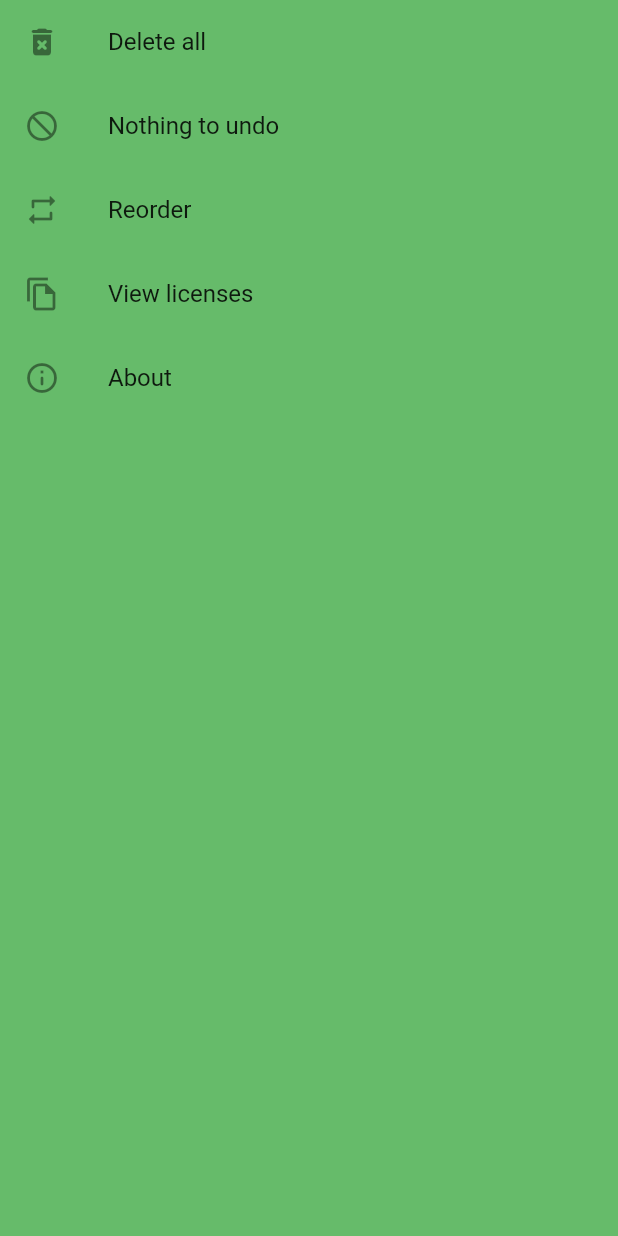
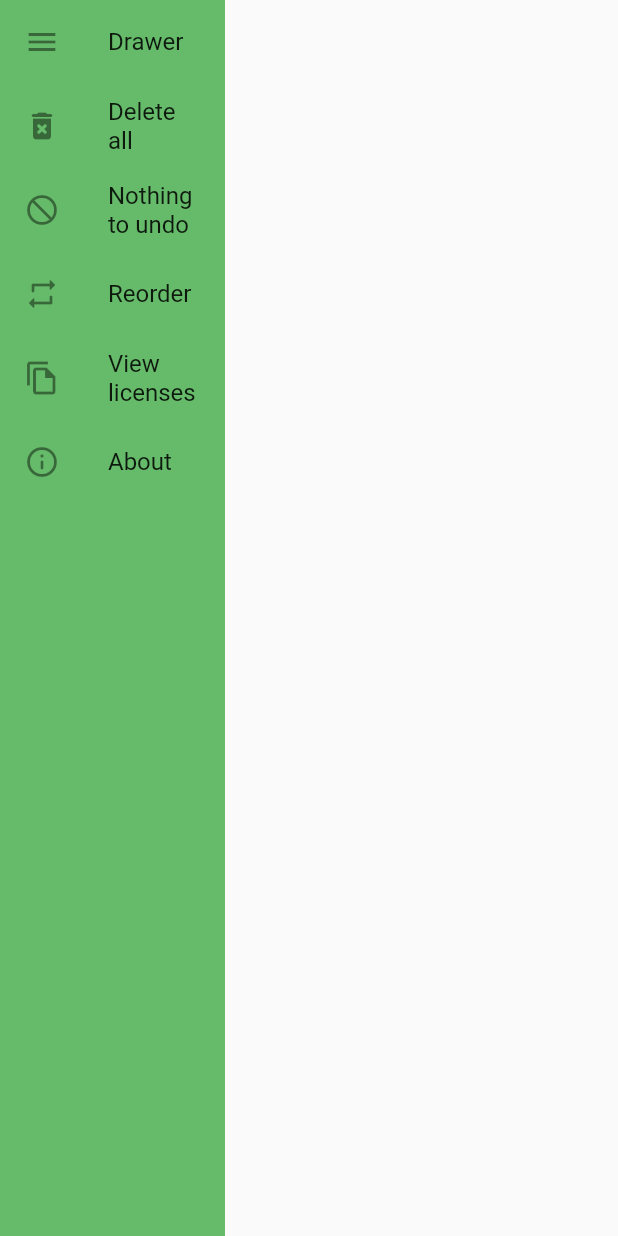
Before and after one commit to ChrisPC-39/pwd_manager, a Flutter app: the DrawerScreen widget shown alone on an empty page, opened directly, on a phone screen of 412 x 824 dp. Run offline on Flutter 3.47's test engine with Material 2 defaults, Android fonts, the phone set to English and light mode, and no system bars; our stand-ins replace focused_menu, hive, hive_flutter; accounts and stored records are empty; generated files the repository leaves out were written again.

Commit message:
Made drawer resizable using a button

```diff
--- a/lib/globals.dart
+++ b/lib/globals.dart
@@ -2,6 +2,7 @@ import 'package:pwd_manager/database/account.dart';
 
 Deleted deleted = Deleted();
 Reorder reorder = Reorder();
+ResizeDrawer resizeDrawer = ResizeDrawer();
 
 class Deleted {
   List<Account> account = [];
@@ -10,3 +11,7 @@ class Deleted {
 class Reorder {
   bool isReordering = false;
 }
+
+class ResizeDrawer {
+  bool increaseDrawerSize = true;
+}
--- a/lib/screens/add_screen.dart
+++ b/lib/screens/add_screen.dart
@@ -23,7 +23,9 @@ class _AddScreenState extends State<AddScreen> {
 
   @override
   Widget build(BuildContext context) {
-    return Column(
+    return Flexible(
+      flex: 3,
+      child: Column(
         children: [
           _buildAddButton(),
           _buildInput(widget.titleController, "Title", 0),
@@ -31,6 +33,7 @@ class _AddScreenState extends State<AddScreen> {
           _buildInput(widget.pwdController, "Password", 2),
           _buildColorPicker()
         ]
+      ),
     );
   }
 
--- a/lib/screens/drawer_screen.dart
+++ b/lib/screens/drawer_screen.dart
@@ -15,17 +15,24 @@ class _DrawerScreenState extends State<DrawerScreen> {
   Widget build(BuildContext context) {
     return Container(
       color: Colors.green[400],
+      width: resizeDrawer.increaseDrawerSize ? 150 : 60,
       child: Column(
         children: [
           _buildTile(
+            Icon(Icons.menu),
+            Text(!resizeDrawer.increaseDrawerSize ? "" : "Drawer"),
+            () { resizeDrawer.increaseDrawerSize = !resizeDrawer.increaseDrawerSize; setState(() {});}
+          ),
+
+          _buildTile(
             Icon(Icons.delete_forever_rounded),
-            Text("Delete all"),
+            Text(!resizeDrawer.increaseDrawerSize ? "" : "Delete all"),
             () { _showDeleteDialog(context); }
           ),
 
           _buildTile(
             Icon(deleted.account.length == 0 ? Icons.do_not_disturb : Icons.undo_rounded),
-            Text(deleted.account.length == 0 ? "Nothing to undo" : "Undo"),
+            !resizeDrawer.increaseDrawerSize ? Text("") : Text(deleted.account.length == 0 ? "Nothing to undo" : "Undo"),
             () {
               for(int i = 0; i < deleted.account.length; i++)
                 logic.addAccount(deleted.account.elementAt(i));
@@ -36,7 +43,7 @@ class _DrawerScreenState extends State<DrawerScreen> {
 
           _buildTile(
             Icon(reorder.isReordering == true ? Icons.check_rounded : Icons.repeat_rounded),
-            Text(reorder.isReordering == true ? "Done reordering" : "Reorder"),
+            !resizeDrawer.increaseDrawerSize ? Text("") : Text(reorder.isReordering == true ? "Done reordering" : "Reorder"),
             () {
               setState(() { reorder.isReordering = !reorder.isReordering; });
             }
@@ -44,13 +51,13 @@ class _DrawerScreenState extends State<DrawerScreen> {
 
           _buildTile(
             Icon(Icons.file_copy_outlined),
-            Text("View licenses"),
+            Text(!resizeDrawer.increaseDrawerSize ? "" : "View licenses"),
             () { _showLicensesDialog(context); }
           ),
 
           _buildTile(
             Icon(Icons.info_outline_rounded),
-            Text("About"),
+            Text(!resizeDrawer.increaseDrawerSize ? "" : "About"),
             () { _showAboutDialog(context); }
           )
         ]
```
Also changed, not shown: lib/main.dart (+4 -4 lines), lib/screens/edit_screen.dart (+5 -4 lines), lib/screens/main_screen.dart (+8 -5 lines). Lines whose indentation alone changed are shown as unchanged.
